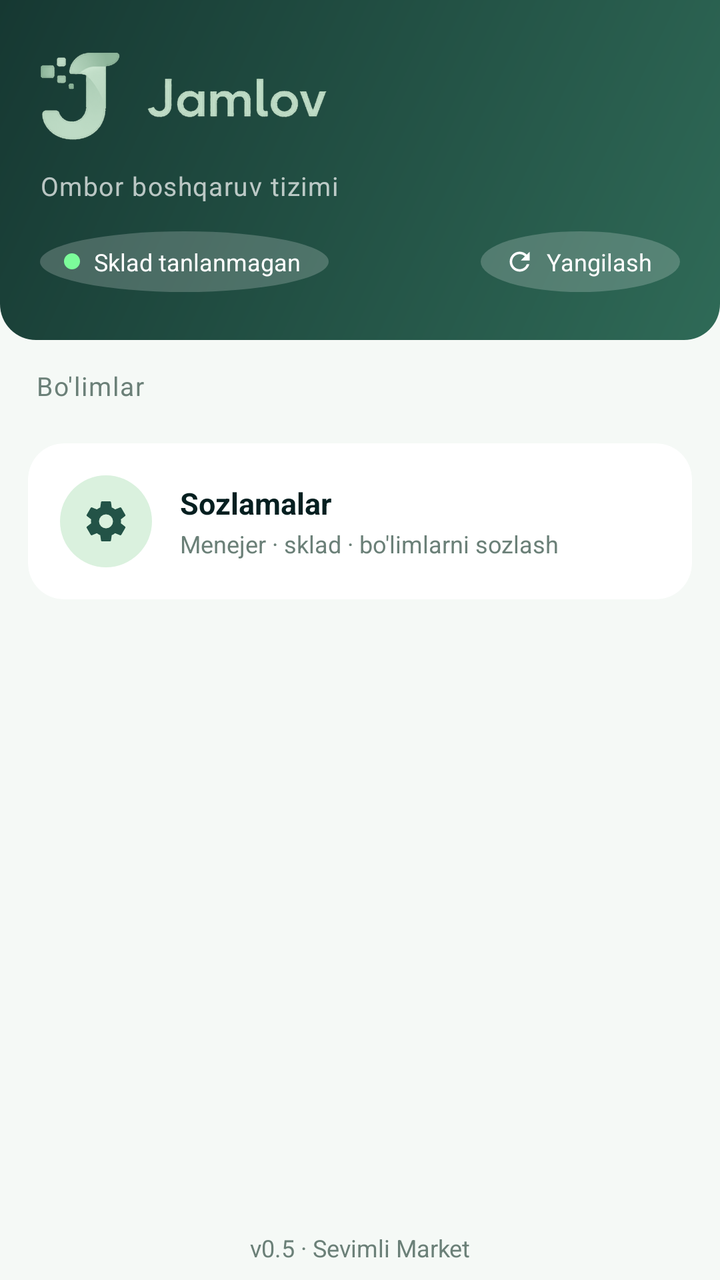
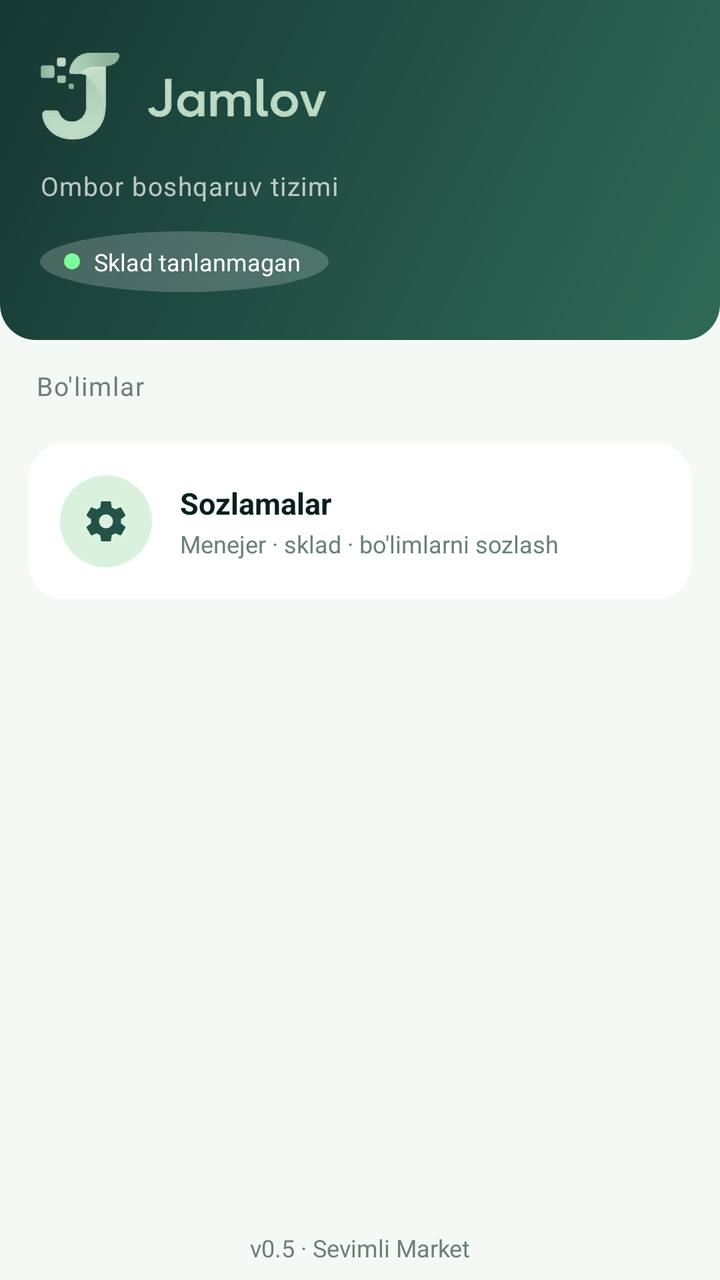

Before-and-after screenshots of an Android layout around one commit, followed by the original layout XML and the change that was made.
<!-- AndroidManifest.xml: application theme Theme.SevimliTZD -->
<!-- res/layout/activity_menu.xml -->
<?xml version="1.0" encoding="utf-8"?>
<LinearLayout xmlns:android="http://schemas.android.com/apk/res/android"
    xmlns:app="http://schemas.android.com/apk/res-auto"
    android:layout_width="match_parent"
    android:layout_height="match_parent"
    android:orientation="vertical"
    android:background="@color/bg_light">

    <LinearLayout
        android:layout_width="match_parent"
        android:layout_height="wrap_content"
        android:orientation="vertical"
        android:background="@drawable/bg_header"
        android:paddingStart="20dp"
        android:paddingEnd="20dp"
        android:paddingTop="18dp"
        android:paddingBottom="24dp">

        <ImageView
            android:layout_width="150dp"
            android:layout_height="60dp"
            android:src="@drawable/logo_wide"
            android:scaleType="fitStart"
            android:contentDescription="TSD" />

        <TextView
            android:layout_width="wrap_content"
            android:layout_height="wrap_content"
            android:layout_marginTop="6dp"
            android:text="Ombor boshqaruv tizimi"
            android:textColor="@color/white70"
            android:textSize="13sp"
            android:letterSpacing="0.04" />

        <LinearLayout
            android:layout_width="match_parent"
            android:layout_height="wrap_content"
            android:layout_marginTop="14dp"
            android:orientation="horizontal"
            android:gravity="center_vertical">

            <LinearLayout
                android:layout_width="wrap_content"
                android:layout_height="wrap_content"
                android:orientation="horizontal"
                android:gravity="center_vertical"
                android:background="@drawable/bg_icon_circle_dark"
                android:paddingStart="12dp"
                android:paddingEnd="14dp"
                android:paddingTop="7dp"
                android:paddingBottom="7dp">

                <View
                    android:layout_width="8dp"
                    android:layout_height="8dp"
                    android:background="@drawable/bg_icon_circle"
                    android:backgroundTint="#7CFC9A" />

                <TextView
                    android:id="@+id/statusChip"
                    android:layout_width="wrap_content"
                    android:layout_height="wrap_content"
                    android:layout_marginStart="7dp"
                    android:text="Sklad tanlanmagan"
                    android:textColor="@color/white"
                    android:textSize="12sp" />
            </LinearLayout>

            <View
                android:layout_width="0dp"
                android:layout_height="1dp"
                android:layout_weight="1" />

            <LinearLayout
                android:id="@+id/btnRefresh"
                android:layout_width="wrap_content"
                android:layout_height="wrap_content"
                android:orientation="horizontal"
                android:gravity="center_vertical"
                android:background="@drawable/bg_icon_circle_dark"
                android:paddingStart="12dp"
                android:paddingEnd="14dp"
                android:paddingTop="7dp"
                android:paddingBottom="7dp"
                android:foreground="?attr/selectableItemBackground">

                <ImageView
                    android:layout_width="15dp"
                    android:layout_height="15dp"
                    android:src="@drawable/ic_refresh"
                    android:tint="@color/white"
                    android:contentDescription="Yangilash" />

                <TextView
                    android:layout_width="wrap_content"
                    android:layout_height="wrap_content"
                    android:layout_marginStart="6dp"
                    android:text="Yangilash"
                    android:textColor="@color/white"
                    android:textSize="12sp" />
            </LinearLayout>
        </LinearLayout>
    </LinearLayout>

    <ScrollView
        android:layout_width="match_parent"
        android:layout_height="0dp"
        android:layout_weight="1"
        android:overScrollMode="never">

        <LinearLayout
            android:layout_width="match_parent"
            android:layout_height="wrap_content"
            android:orientation="vertical"
            android:padding="14dp">

            <TextView
                android:layout_width="wrap_content"
                android:layout_height="wrap_content"
                android:layout_marginStart="4dp"
                android:layout_marginBottom="10dp"
                android:text="Bo'limlar"
                android:textColor="@color/text_gray"
                android:textSize="13sp"
                android:letterSpacing="0.05" />

            
            <LinearLayout
                android:id="@+id/gridContainer"
                android:layout_width="match_parent"
                android:layout_height="wrap_content"
                android:orientation="vertical" />

            <androidx.cardview.widget.CardView
                android:id="@+id/cardScannerTest"
                android:layout_width="match_parent"
                android:layout_height="wrap_content"
                android:layout_marginTop="10dp"
                app:cardCornerRadius="18dp"
                app:cardElevation="0dp"
                app:cardBackgroundColor="@color/white"
                android:foreground="?attr/selectableItemBackground">

                <LinearLayout
                    android:layout_width="match_parent"
                    android:layout_height="wrap_content"
                    android:orientation="horizontal"
                    android:gravity="center_vertical"
                    android:padding="16dp">

                    <FrameLayout style="@style/MenuIconWrap" android:background="@drawable/bg_icon_circle">
                        <ImageView style="@style/MenuIcon" android:src="@drawable/ic_settings" app:tint="@color/brand"/>
                    </FrameLayout>

                    <LinearLayout
                        android:layout_width="0dp"
                        android:layout_height="wrap_content"
                        android:layout_weight="1"
                        android:layout_marginStart="14dp"
                        android:orientation="vertical">

                        <TextView style="@style/MenuCardTitle" android:layout_marginTop="0dp" android:text="Sozlamalar"/>
                        <TextView style="@style/MenuCardSub" android:text="Menejer · sklad · bo'limlarni sozlash"/>
                    </LinearLayout>
                </LinearLayout>
            </androidx.cardview.widget.CardView>
        </LinearLayout>
    </ScrollView>

    <TextView
        android:id="@+id/footerVersion"
        android:layout_width="match_parent"
        android:layout_height="wrap_content"
        android:gravity="center"
        android:padding="8dp"
        android:text="v0.5 · Sevimli Market"
        android:textColor="@color/text_gray"
        android:textSize="12sp" />
</LinearLayout>
<!-- resources referenced by this layout -->
<resources>
  <color name="bg_light">#F5F9F6</color>
  <color name="brand">#235347</color>
  <color name="text_gray">#6B8078</color>
  <color name="white">#FFFFFF</color>
  <color name="white70">#B3FFFFFF</color>
  <!-- drawable bg_header (drawable) -->
  <?xml version="1.0" encoding="utf-8"?>
  <shape xmlns:android="http://schemas.android.com/apk/res/android"
      android:shape="rectangle">
      <gradient
          android:angle="135"
          android:startColor="@color/brand_soft"
          android:endColor="@color/brand_dark" />
      <corners
          android:bottomLeftRadius="18dp"
          android:bottomRightRadius="18dp" />
  </shape>
  <!-- drawable bg_icon_circle (drawable) -->
  <shape xmlns:android="http://schemas.android.com/apk/res/android" android:shape="oval">
      <solid android:color="@color/brand_tint"/>
  </shape>
  <!-- drawable bg_icon_circle_dark (drawable) -->
  <shape xmlns:android="http://schemas.android.com/apk/res/android" android:shape="oval">
      <solid android:color="#33FFFFFF"/>
  </shape>
  <!-- drawable ic_refresh (drawable) -->
  <vector xmlns:android="http://schemas.android.com/apk/res/android"
      android:width="24dp"
      android:height="24dp"
      android:viewportWidth="24"
      android:viewportHeight="24">
      <path
          android:fillColor="#FFFFFF"
          android:pathData="M17.65,6.35C16.2,4.9 14.21,4 12,4c-4.42,0 -7.99,3.58 -7.99,8s3.57,8 7.99,8c3.73,0 6.84,-2.55 7.73,-6h-2.08c-0.82,2.33 -3.04,4 -5.65,4 -3.31,0 -6,-2.69 -6,-6s2.69,-6 6,-6c1.66,0 3.14,0.69 4.22,1.78L13,11h7V4l-2.35,2.35z" />
  </vector>
  <style name="MenuCardSub">
          <item name="android:layout_width">wrap_content</item>
          <item name="android:layout_height">wrap_content</item>
          <item name="android:layout_marginTop">2dp</item>
          <item name="android:textSize">12sp</item>
          <item name="android:textColor">@color/text_gray</item>
      </style>
  <style name="MenuCardTitle">
          <item name="android:layout_width">wrap_content</item>
          <item name="android:layout_height">wrap_content</item>
          <item name="android:layout_marginTop">12dp</item>
          <item name="android:textSize">15sp</item>
          <item name="android:textStyle">bold</item>
          <item name="android:textColor">@color/text_dark</item>
      </style>
  <style name="MenuIcon">
          <item name="android:layout_width">24dp</item>
          <item name="android:layout_height">24dp</item>
          <item name="android:layout_gravity">center</item>
      </style>
  <style name="MenuIconWrap">
          <item name="android:layout_width">46dp</item>
          <item name="android:layout_height">46dp</item>
      </style>
  <style name="Theme.SevimliTZD" parent="Theme.Material3.Light.NoActionBar">
          <item name="colorPrimary">@color/brand</item>
          <item name="colorOnPrimary">@color/white</item>
          <item name="android:statusBarColor">@color/brand_dark</item>
          <item name="android:windowBackground">@color/bg_light</item>
      </style>
  <color name="brand_soft">#2F6A57</color>
  <color name="brand_dark">#163832</color>
  <color name="brand_tint">#DAF1DE</color>
  <color name="text_dark">#051F20</color>
  <!-- unchanged entries left out for length: 2 -->
</resources>

<!-- the commit's change to res/layout/activity_menu.xml (unified diff, before → after) -->
@@ -71,34 +71,7 @@
                 android:layout_height="1dp"
                 android:layout_weight="1" />
 
-            <LinearLayout
-                android:id="@+id/btnRefresh"
-                android:layout_width="wrap_content"
-                android:layout_height="wrap_content"
-                android:orientation="horizontal"
-                android:gravity="center_vertical"
-                android:background="@drawable/bg_icon_circle_dark"
-                android:paddingStart="12dp"
-                android:paddingEnd="14dp"
-                android:paddingTop="7dp"
-                android:paddingBottom="7dp"
-                android:foreground="?attr/selectableItemBackground">
 
-                <ImageView
-                    android:layout_width="15dp"
-                    android:layout_height="15dp"
-                    android:src="@drawable/ic_refresh"
-                    android:tint="@color/white"
-                    android:contentDescription="Yangilash" />
-
-                <TextView
-                    android:layout_width="wrap_content"
-                    android:layout_height="wrap_content"
-                    android:layout_marginStart="6dp"
-                    android:text="Yangilash"
-                    android:textColor="@color/white"
-                    android:textSize="12sp" />
-            </LinearLayout>
         </LinearLayout>
     </LinearLayout>
 
<!-- resource entries referenced after the edit -->
@@ -25,16 +25,6 @@
   <shape xmlns:android="http://schemas.android.com/apk/res/android" android:shape="oval">
       <solid android:color="#33FFFFFF"/>
   </shape>
-  <!-- drawable ic_refresh (drawable) -->
-  <vector xmlns:android="http://schemas.android.com/apk/res/android"
-      android:width="24dp"
-      android:height="24dp"
-      android:viewportWidth="24"
-      android:viewportHeight="24">
-      <path
-          android:fillColor="#FFFFFF"
-          android:pathData="M17.65,6.35C16.2,4.9 14.21,4 12,4c-4.42,0 -7.99,3.58 -7.99,8s3.57,8 7.99,8c3.73,0 6.84,-2.55 7.73,-6h-2.08c-0.82,2.33 -3.04,4 -5.65,4 -3.31,0 -6,-2.69 -6,-6s2.69,-6 6,-6c1.66,0 3.14,0.69 4.22,1.78L13,11h7V4l-2.35,2.35z" />
-  </vector>
   <style name="MenuCardSub">
           <item name="android:layout_width">wrap_content</item>
           <item name="android:layout_height">wrap_content</item>
